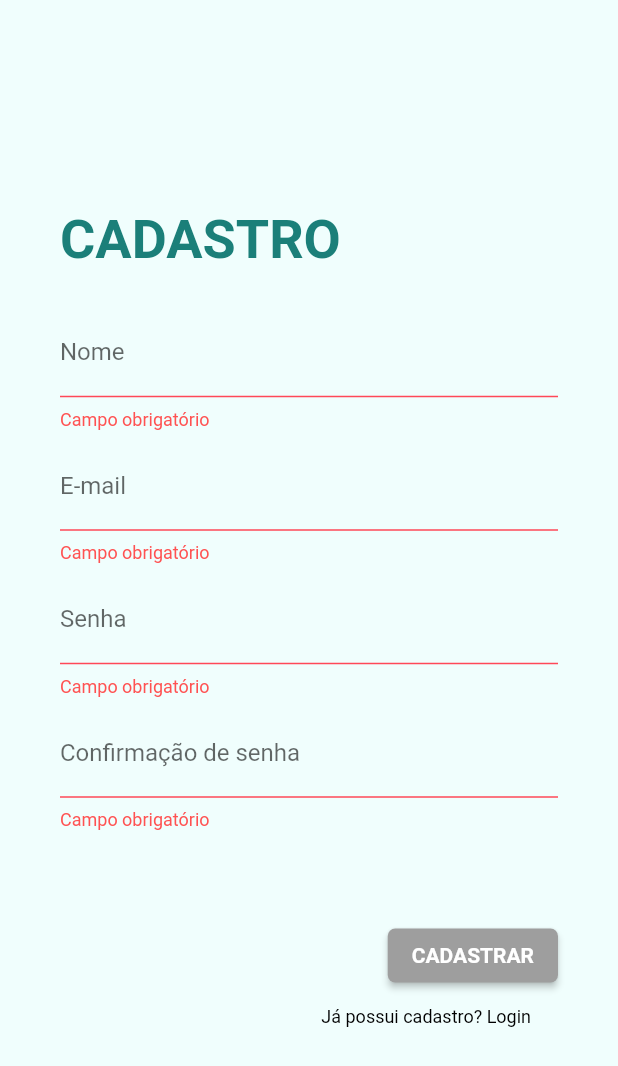
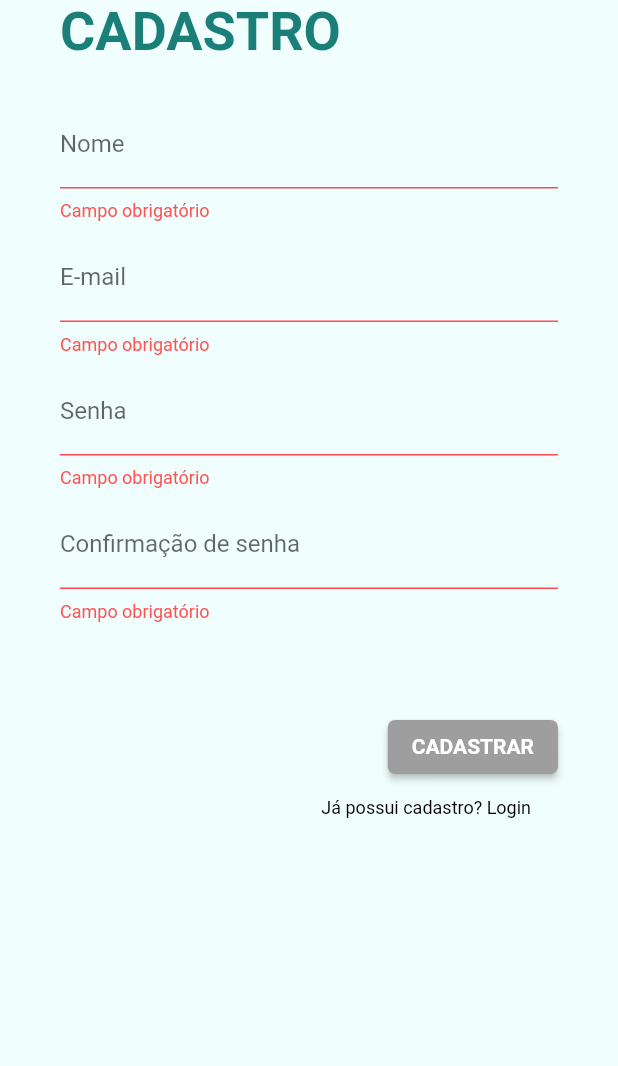
Before and after one commit to RafaelMunareto/veacos, a Flutter app: the screen it shows after launch, after a tap on "Esqueceu a senha ?", after a tap on "Voltar para o login", after a tap on "Não tem cadastro? Registre-se", on a phone screen of 412 x 824 dp. Shown: the top 1066 px of the screen. Run offline on Flutter 3.47's test engine with Material 2 defaults, Android fonts, the phone set to English and light mode, and no system bars; our stand-ins replace cached_network_image, dio, flutter_local_notifications, flutter_mobx, flutter_modular, google_sign_in and 8 more; missing offline and left inert: flutter_session_manager, universal_html; accounts and stored records are empty; generated files the repository leaves out were written again.

Commit message:
finalizado o auth com valueNotify e test

```diff
--- a/lib/app/modules/auth/change/change_store.dart
+++ b/lib/app/modules/auth/change/change_store.dart
@@ -25,10 +25,10 @@ class ChangeStore {
   var code$ = ValueNotifier('');
   setCode(value) => code$.value = value;
 
-  submit() {
+  submit() async {
     if (code$.value != '') {
       setLoading(true);
-      auth
+      await auth
           .changeUserPassword(code$.value, client.confirmPassword$.value)
           .then((value) {
         setMsgErrOrGoal(true);
--- a/lib/app/modules/auth/forget/forget_page.dart
+++ b/lib/app/modules/auth/forget/forget_page.dart
@@ -39,6 +39,13 @@ class ForgetPageState extends State<ForgetPage> {
   }
 
   @override
+  void dispose() {
+    super.dispose();
+    WidgetsBinding.instance
+        .addPostFrameCallback((_) => store.client.cleanVariables());
+  }
+
+  @override
   Widget build(BuildContext context) {
     Size size = MediaQuery.of(context).size;
 
@@ -48,12 +55,13 @@ class ForgetPageState extends State<ForgetPage> {
         onTap: () => FocusScope.of(context).requestFocus(FocusNode()),
         child: LayoutBuilder(builder: (context, constraint) {
           return SingleChildScrollView(
-              child: SizedBox(
-            height: MediaQuery.of(context).size.height,
               child: Column(
             crossAxisAlignment: CrossAxisAlignment.center,
             mainAxisAlignment: MainAxisAlignment.center,
             children: <Widget>[
+              SizedBox(
+                height: MediaQuery.of(context).padding.top,
+              ),
               Container(
                 alignment: Alignment.centerLeft,
                 padding: const EdgeInsets.symmetric(horizontal: 40),
@@ -89,8 +97,7 @@ class ForgetPageState extends State<ForgetPage> {
                           theme: store.client.theme$.value,
                           width: size.width * 0.5,
                           loading: store.loading$.value,
-                            function:
-                                store.client.isValidEmail ? submit : null),
+                          function: store.client.isValidEmail ? submit : null),
                     );
                   }),
               Container(
@@ -99,7 +106,6 @@ class ForgetPageState extends State<ForgetPage> {
                     labelBold: 'Voltar para o login', rota: '/auth/'),
               ),
             ],
-            ),
           ));
         }),
       ),
--- a/lib/app/modules/auth/signup/signup_page.dart
+++ b/lib/app/modules/auth/signup/signup_page.dart
@@ -48,12 +48,11 @@ class SignupPageState extends State<SignupPage> {
       child: Scaffold(
         key: _scaffoldKey,
         body: SingleChildScrollView(
-            child: SizedBox(
-          height: MediaQuery.of(context).size.height,
             child: Column(
           mainAxisAlignment: MainAxisAlignment.center,
           crossAxisAlignment: CrossAxisAlignment.center,
           children: <Widget>[
+            SizedBox(height: MediaQuery.of(context).padding.top),
             Container(
               alignment: Alignment.centerLeft,
               padding: const EdgeInsets.symmetric(horizontal: 40),
@@ -131,7 +130,6 @@ class SignupPageState extends State<SignupPage> {
                   labelBold: 'Já possui cadastro? Login', rota: '/auth/'),
             ),
           ],
-          ),
         )),
       ),
     );
```
Also changed, not shown: lib/app/modules/auth/change/change_page.dart (+7 -6 lines), lib/app/modules/auth/signup/signup_store.dart (+3 -5 lines). Lines whose indentation alone changed are shown as unchanged.
